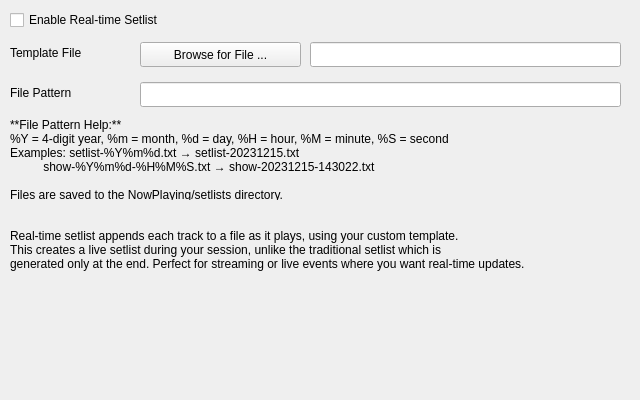
Qt form nowplaying/resources/notifications_realtimesetlist_ui.ui (whatsnowplaying/whats-now-playing) before a commit.
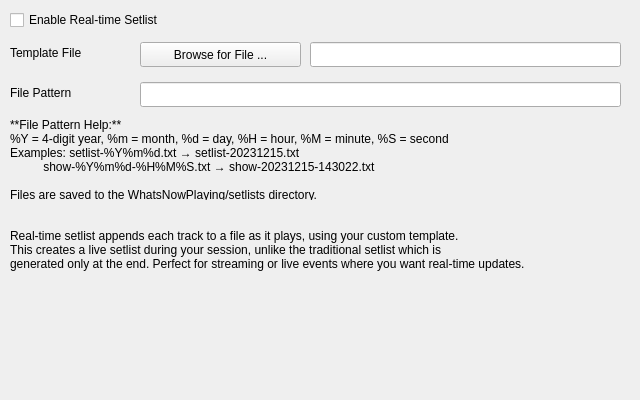
The same form after that commit.

Diff of the .ui file:
```diff
--- a/nowplaying/resources/notifications_realtimesetlist_ui.ui
+++ b/nowplaying/resources/notifications_realtimesetlist_ui.ui
@@ -113,7 +113,7 @@
 Examples: setlist-%Y%m%d.txt → setlist-20231215.txt
           show-%Y%m%d-%H%M%S.txt → show-20231215-143022.txt
 
-Files are saved to the NowPlaying/setlists directory.</string>
+Files are saved to the WhatsNowPlaying/setlists directory.</string>
    </property>
    <property name="textFormat">
     <enum>Qt::MarkdownText</enum>
```
